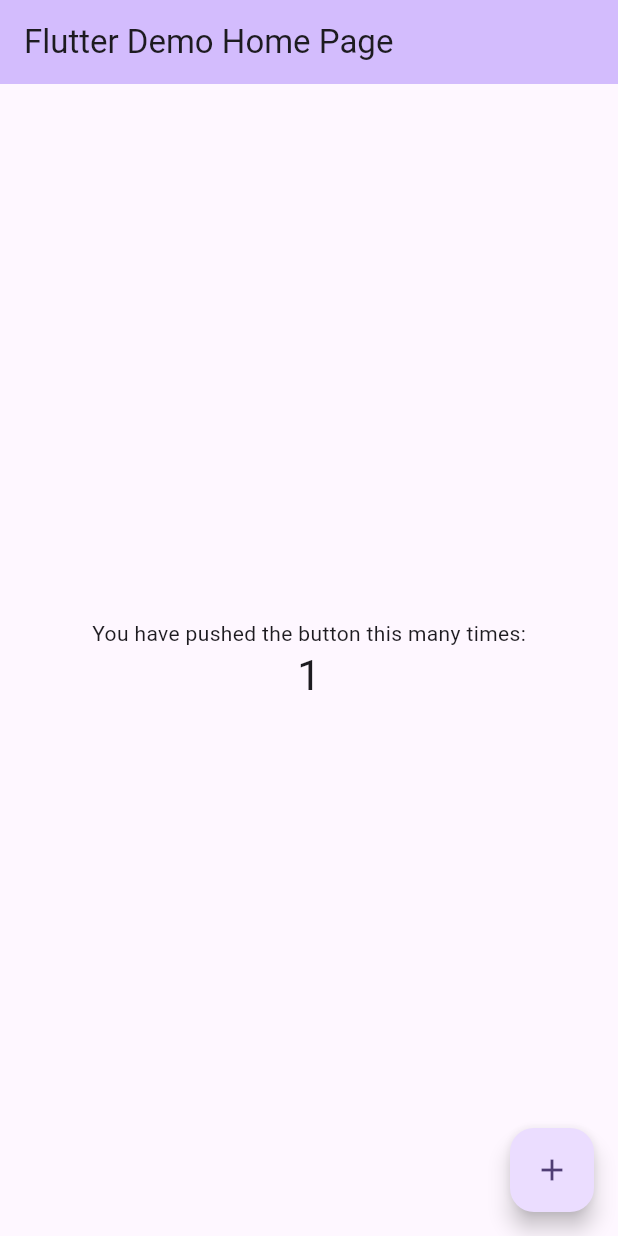
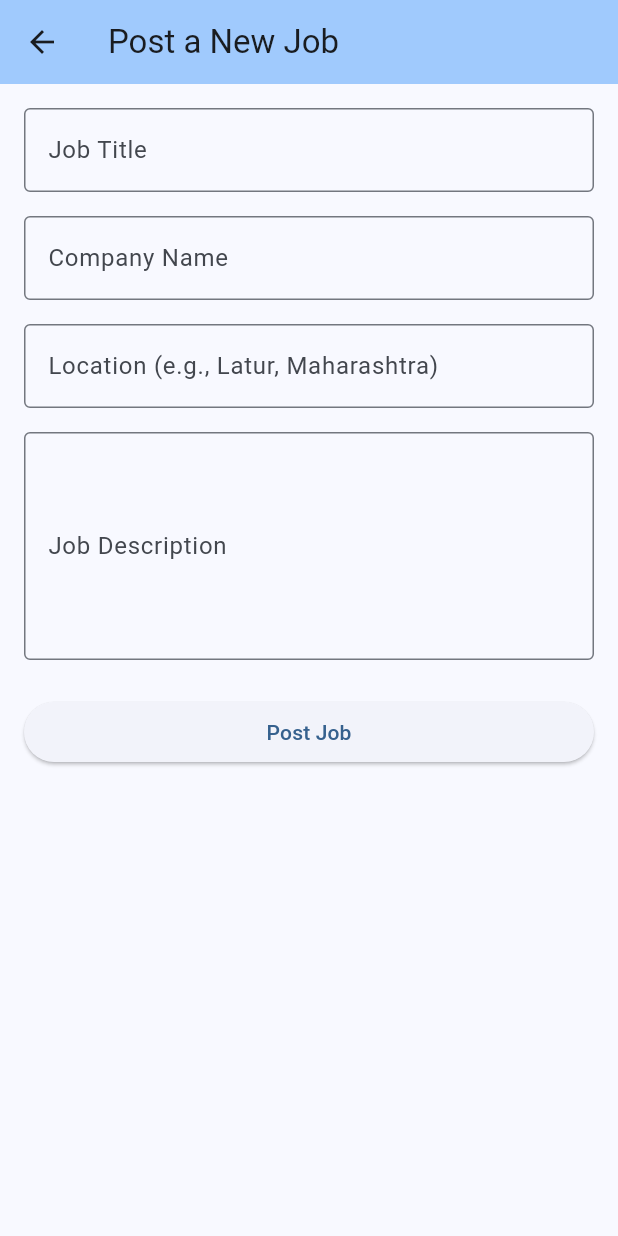
Before and after one commit to could-ai/019ac479-224d-7f09-bd47-1a8617424503, a Flutter app: the screen it shows after launch, after a tap on the "add" icon, on a phone screen of 412 x 824 dp. Run offline on Flutter 3.47's test engine with Material 3 defaults, Android fonts, the phone set to English and light mode, and no system bars.

Commit message:
I have updated the main.dart file to set up the basic structure and navigation for your job seeker app. I've defined the initial routes for the splash screen, home screen, and the screen for posting a job. The app's title is now 'Latur Jobs' and I've set a blue color scheme. The previous counter demo has been removed to make way for the new app structure.; I've created a new splash screen for your app. This screen will be displayed for 3 seconds when the app starts, showing a logo and the app name 'Latur Jobs'. After the delay, it automatically navigates the user to the home screen. This provides a professional entry point to your application.; This is the new home screen for your app. It displays a list of available jobs in Latur using some initial placeholder data. Each job in the list is tappable, leading to a details screen. I've also added a floating action button that allows users (presumably employers) to navigate to a screen for posting new jobs.; I've created a screen to display the detailed information for a selected job. It shows the job title, company, location, and a full description. I've also included an 'Apply Now' button, which is ready for you to add the application logic later. This screen ensures that job seekers can get all the necessary information about a job opening.; To allow employers to post jobs, I've created this screen with a form to enter job details like title, company, location, and description. The form includes validation to ensure all fields are filled out. When submitted, the data is currently printed to the console and a confirmation message is shown, simulating a successful job posting. This screen is a key feature for making your app a two-sided platform for both job seekers and employers.; I've created a 'Job' model to provide a clear and organized structure for job-related data. This class defines the properties of a job, such as title, company, location, and description. Using this model throughout the app will make the code cleaner, more maintainable, and less prone to errors when handling job data.; I've created a reusable widget to display a single job in a list. This 'JobListItem' shows the job's title, company, and location in a visually appealing card format. Making this a separate widget keeps the code organized and allows for easy reuse and consistent styling across the app wherever you need to display a job summary.

```diff
--- a/usr/lib/main.dart
+++ b/usr/lib/main.dart
@@ -1,4 +1,7 @@
 import 'package:flutter/material.dart';
+import 'package:couldai_user_app/screens/splash_screen.dart';
+import 'package:couldai_user_app/screens/home_screen.dart';
+import 'package:couldai_user_app/screens/post_job_screen.dart';
 
 void main() {
   runApp(const MyApp());
@@ -7,117 +10,21 @@ void main() {
 class MyApp extends StatelessWidget {
   const MyApp({super.key});
 
-  // This widget is the root of your application.
   @override
   Widget build(BuildContext context) {
     return MaterialApp(
-      title: 'Flutter Demo',
+      title: 'Latur Jobs',
       debugShowCheckedModeBanner: false,
       theme: ThemeData(
-        // This is the theme of your application.
-        //
-        // TRY THIS: Try running your application with "flutter run". You'll see
-        // the application has a purple toolbar. Then, without quitting the app,
-        // try changing the seedColor in the colorScheme below to Colors.green
-        // and then invoke "hot reload" (save your changes or press the "hot
-        // reload" button in a Flutter-supported IDE, or press "r" if you used
-        // the command line to start the app).
-        //
-        // Notice that the counter didn't reset back to zero; the application
-        // state is not lost during the reload. To reset the state, use hot
-        // restart instead.
-        //
-        // This works for code too, not just values: Most code changes can be
-        // tested with just a hot reload.
-        colorScheme: ColorScheme.fromSeed(seedColor: Colors.deepPurple),
+        colorScheme: ColorScheme.fromSeed(seedColor: Colors.blue),
+        useMaterial3: true,
       ),
       initialRoute: '/',
       routes: {
-        '/': (context) => const MyHomePage(title: 'Flutter Demo Home Page'),
+        '/': (context) => const SplashScreen(),
+        '/home': (context) => const HomeScreen(),
+        '/post-job': (context) => const PostJobScreen(),
       },
     );
   }
 }
-
-class MyHomePage extends StatefulWidget {
-  const MyHomePage({super.key, required this.title});
-
-  // This widget is the home page of your application. It is stateful, meaning
-  // that it has a State object (defined below) that contains fields that affect
-  // how it looks.
-
-  // This class is the configuration for the state. It holds the values (in this
-  // case the title) provided by the parent (in this case the App widget) and
-  // used by the build method of the State. Fields in a Widget subclass are
-  // always marked "final".
-
-  final String title;
-
-  @override
-  State<MyHomePage> createState() => _MyHomePageState();
-}
-
-class _MyHomePageState extends State<MyHomePage> {
-  int _counter = 0;
-
-  void _incrementCounter() {
-    setState(() {
-      // This call to setState tells the Flutter framework that something has
-      // changed in this State, which causes it to rerun the build method below
-      // so that the display can reflect the updated values. If we changed
-      // _counter without calling setState(), then the build method would not be
-      // called again, and so nothing would appear to happen.
-      _counter++;
-    });
-  }
-
-  @override
-  Widget build(BuildContext context) {
-    // This method is rerun every time setState is called, for instance as done
-    // by the _incrementCounter method above.
-    //
-    // The Flutter framework has been optimized to make rerunning build methods
-    // fast, so that you can just rebuild anything that needs updating rather
-    // than having to individually change instances of widgets.
-    return Scaffold(
-      appBar: AppBar(
-        // TRY THIS: Try changing the color here to a specific color (to
-        // Colors.amber, perhaps?) and trigger a hot reload to see the AppBar
-        // change color while the other colors stay the same.
-        backgroundColor: Theme.of(context).colorScheme.inversePrimary,
-        // Here we take the value from the MyHomePage object that was created by
-        // the App.build method, and use it to set our appbar title.
-        title: Text(widget.title),
-      ),
-      body: Center(
-        // Center is a layout widget. It takes a single child and positions it
-        // in the middle of the parent.
-        child: Column(
-          // Column is also a layout widget. It takes a list of children and
-          // arranges them vertically. By default, it sizes itself to fit its
-          // children horizontally, and tries to be as tall as its parent.
-          //
-          // Column has various properties to control how it sizes itself and
-          // how it positions its children. Here we use mainAxisAlignment to
-          // center the children vertically; the main axis here is the vertical
-          // axis because Columns are vertical (the cross axis would be
-          // horizontal).
-          //
-          // TRY THIS: Invoke "debug painting" (choose the "Toggle Debug Paint"
-          // action in the IDE, or press "p" in the console), to see the
-          // wireframe for each widget.
-          mainAxisAlignment: MainAxisAlignment.center,
-          children: <Widget>[
-            const Text('You have pushed the button this many times:'),
-            Text('$_counter', style: Theme.of(context).textTheme.headlineMedium),
-          ],
-        ),
-      ),
-      floatingActionButton: FloatingActionButton(
-        onPressed: _incrementCounter,
-        tooltip: 'Increment',
-        child: const Icon(Icons.add),
-      ), // This trailing comma makes auto-formatting nicer for build methods.
-    );
-  }
-}
--- /dev/null
+++ b/usr/lib/models/job.dart
@@ -0,0 +1,13 @@
+class Job {
+  final String title;
+  final String company;
+  final String location;
+  final String description;
+
+  Job({
+    required this.title,
+    required this.company,
+    required this.location,
+    required this.description,
+  });
+}
--- /dev/null
+++ b/usr/lib/screens/home_screen.dart
@@ -0,0 +1,73 @@
+import 'package:flutter/material.dart';
+import 'package:couldai_user_app/models/job.dart';
+import 'package:couldai_user_app/screens/job_details_screen.dart';
+import 'package:couldai_user_app/widgets/job_list_item.dart';
+
+class HomeScreen extends StatefulWidget {
+  const HomeScreen({super.key});
+
+  @override
+  State<HomeScreen> createState() => _HomeScreenState();
+}
+
+class _HomeScreenState extends State<HomeScreen> {
+  final List<Job> _jobs = [
+    Job(
+      title: 'Flutter Developer',
+      company: 'Tech Solutions Inc.',
+      location: 'Latur, Maharashtra',
+      description: 'We are looking for an experienced Flutter developer to join our team. You will be responsible for developing high-quality mobile applications for iOS and Android.',
+    ),
+    Job(
+      title: 'Marketing Manager',
+      company: 'Creative Minds',
+      location: 'Latur, Maharashtra',
+      description: 'Creative Minds is seeking a Marketing Manager to lead our marketing efforts. The ideal candidate will have a strong background in digital marketing and campaign management.',
+    ),
+    Job(
+      title: 'Accountant',
+      company: 'Finance Experts',
+      location: 'Latur, Maharashtra',
+      description: 'We are hiring an Accountant to manage all financial transactions, from fixed payments and variable expenses to bank deposits and budgets.',
+    ),
+     Job(
+      title: 'Sales Executive',
+      company: 'Global Innovations',
+      location: 'Latur, Maharashtra',
+      description: 'We are looking for a competitive and trustworthy Sales Executive to help us build up our business activities.',
+    ),
+  ];
+
+  @override
+  Widget build(BuildContext context) {
+    return Scaffold(
+      appBar: AppBar(
+        title: const Text('Latur Jobs'),
+        backgroundColor: Theme.of(context).colorScheme.inversePrimary,
+      ),
+      body: ListView.builder(
+        itemCount: _jobs.length,
+        itemBuilder: (context, index) {
+          return JobListItem(
+            job: _jobs[index],
+            onTap: () {
+              Navigator.push(
+                context,
+                MaterialPageRoute(
+                  builder: (context) => JobDetailsScreen(job: _jobs[index]),
+                ),
+              );
+            },
+          );
+        },
+      ),
+      floatingActionButton: FloatingActionButton(
+        onPressed: () {
+          Navigator.pushNamed(context, '/post-job');
+        },
+        tooltip: 'Post Job',
+        child: const Icon(Icons.add),
+      ),
+    );
+  }
+}
--- /dev/null
+++ b/usr/lib/screens/post_job_screen.dart
@@ -0,0 +1,123 @@
+import 'package:flutter/material.dart';
+
+class PostJobScreen extends StatefulWidget {
+  const PostJobScreen({super.key});
+
+  @override
+  State<PostJobScreen> createState() => _PostJobScreenState();
+}
+
+class _PostJobScreenState extends State<PostJobScreen> {
+  final _formKey = GlobalKey<FormState>();
+  final _titleController = TextEditingController();
+  final _companyController = TextEditingController();
+  final _locationController = TextEditingController();
+  final _descriptionController = TextEditingController();
+
+  @override
+  void dispose() {
+    _titleController.dispose();
+    _companyController.dispose();
+    _locationController.dispose();
+    _descriptionController.dispose();
+    super.dispose();
+  }
+
+  void _submitForm() {
+    if (_formKey.currentState!.validate()) {
+      // In a real app, you'd save this data.
+      // For now, we'll just print it and pop the screen.
+      print('Job Title: ${_titleController.text}');
+      print('Company: ${_companyController.text}');
+      print('Location: ${_locationController.text}');
+      print('Description: ${_descriptionController.text}');
+
+      ScaffoldMessenger.of(context).showSnackBar(
+        const SnackBar(content: Text('Job Posted Successfully! (Simulation)')),
+      );
+
+      Navigator.pop(context);
+    }
+  }
+
+  @override
+  Widget build(BuildContext context) {
+    return Scaffold(
+      appBar: AppBar(
+        title: const Text('Post a New Job'),
+        backgroundColor: Theme.of(context).colorScheme.inversePrimary,
+      ),
+      body: Padding(
+        padding: const EdgeInsets.all(16.0),
+        child: Form(
+          key: _formKey,
+          child: ListView(
+            children: [
+              TextFormField(
+                controller: _titleController,
+                decoration: const InputDecoration(
+                  labelText: 'Job Title',
+                  border: OutlineInputBorder(),
+                ),
+                validator: (value) {
+                  if (value == null || value.isEmpty) {
+                    return 'Please enter a job title';
+                  }
+                  return null;
+                },
+              ),
+              const SizedBox(height: 16),
+              TextFormField(
+                controller: _companyController,
+                decoration: const InputDecoration(
+                  labelText: 'Company Name',
+                  border: OutlineInputBorder(),
+                ),
+                validator: (value) {
+                  if (value == null || value.isEmpty) {
+                    return 'Please enter a company name';
+                  }
+                  return null;
+                },
+              ),
+              const SizedBox(height: 16),
+              TextFormField(
+                controller: _locationController,
+                decoration: const InputDecoration(
+                  labelText: 'Location (e.g., Latur, Maharashtra)',
+                  border: OutlineInputBorder(),
+                ),
+                validator: (value) {
+                  if (value == null || value.isEmpty) {
+                    return 'Please enter a location';
+                  }
+                  return null;
+                },
+              ),
+              const SizedBox(height: 16),
+              TextFormField(
+                controller: _descriptionController,
+                decoration: const InputDecoration(
+                  labelText: 'Job Description',
+                  border: OutlineInputBorder(),
+                ),
+                maxLines: 5,
+                validator: (value) {
+                  if (value == null || value.isEmpty) {
+                    return 'Please enter a job description';
+                  }
+                  return null;
+                },
+              ),
+              const SizedBox(height: 24),
+              ElevatedButton(
+                onPressed: _submitForm,
+                child: const Text('Post Job'),
+              ),
+            ],
+          ),
+        ),
+      ),
+    );
+  }
+}
--- /dev/null
+++ b/usr/lib/screens/splash_screen.dart
@@ -0,0 +1,38 @@
+import 'dart:async';
+import 'package:flutter/material.dart';
+
+class SplashScreen extends StatefulWidget {
+  const SplashScreen({super.key});
+
+  @override
+  State<SplashScreen> createState() => _SplashScreenState();
+}
+
+class _SplashScreenState extends State<SplashScreen> {
+  @override
+  void initState() {
+    super.initState();
+    Timer(const Duration(seconds: 3), () {
+      Navigator.pushReplacementNamed(context, '/home');
+    });
+  }
+
+  @override
+  Widget build(BuildContext context) {
+    return const Scaffold(
+      body: Center(
+        child: Column(
+          mainAxisAlignment: MainAxisAlignment.center,
+          children: [
+            FlutterLogo(size: 100),
+            SizedBox(height: 20),
+            Text(
+              'Latur Jobs',
+              style: TextStyle(fontSize: 24, fontWeight: FontWeight.bold),
+            ),
+          ],
+        ),
+      ),
+    );
+  }
+}
--- /dev/null
+++ b/usr/lib/widgets/job_list_item.dart
@@ -0,0 +1,48 @@
+import 'package:flutter/material.dart';
+import 'package:couldai_user_app/models/job.dart';
+
+class JobListItem extends StatelessWidget {
+  final Job job;
+  final VoidCallback onTap;
+
+  const JobListItem({
+    super.key,
+    required this.job,
+    required this.onTap,
+  });
+
+  @override
+  Widget build(BuildContext context) {
+    return Card(
+      margin: const EdgeInsets.symmetric(horizontal: 16.0, vertical: 8.0),
+      child: InkWell(
+        onTap: onTap,
+        child: Padding(
+          padding: const EdgeInsets.all(16.0),
+          child: Column(
+            crossAxisAlignment: CrossAxisAlignment.start,
+            children: [
+              Text(
+                job.title,
+                style: const TextStyle(
+                  fontSize: 18.0,
+                  fontWeight: FontWeight.bold,
+                ),
+              ),
+              const SizedBox(height: 8.0),
+              Text(job.company),
+              const SizedBox(height: 8.0),
+              Row(
+                children: [
+                  const Icon(Icons.location_on, size: 16.0, color: Colors.grey),
+                  const SizedBox(width: 4.0),
+                  Text(job.location),
+                ],
+              ),
+            ],
+          ),
+        ),
+      ),
+    );
+  }
+}
```
Also changed, not shown: usr/lib/screens/job_details_screen.dart (added, +61 -0 lines).
